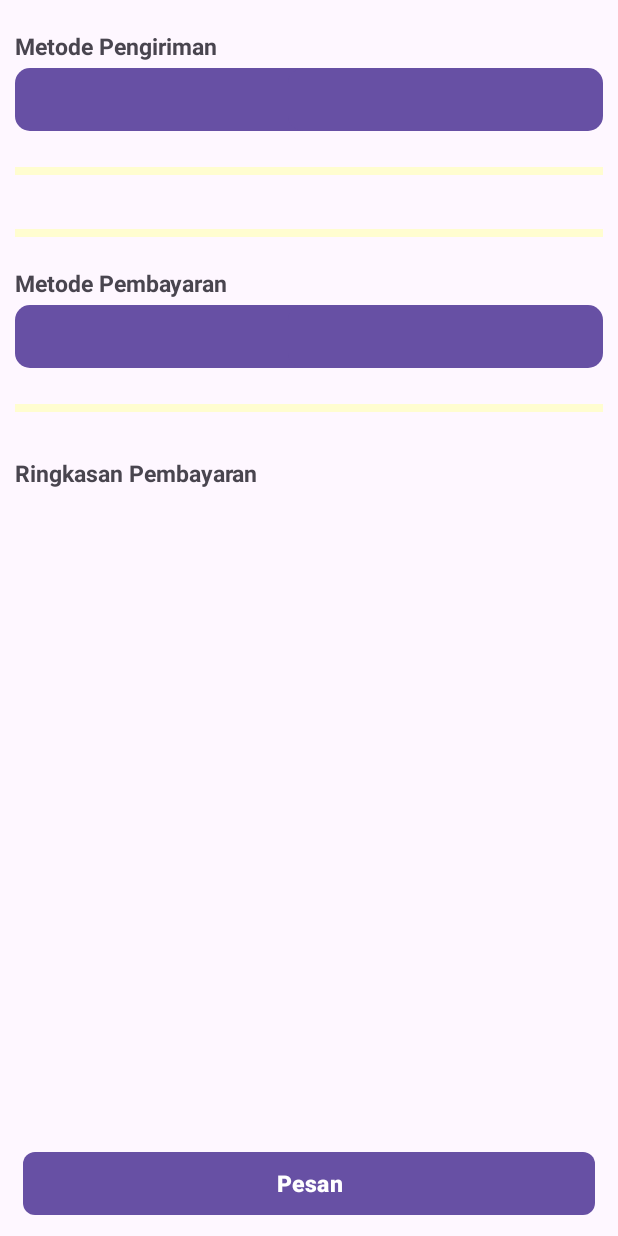
After one commit to andika1720/Challange3, an Android app: the fragment FragmentKonfirmasiPesanan shown on its own in the app's theme, on a phone screen of 412 x 824 dp. The commit adds this screen. Run offline under Robolectric (Android 15) with nearby library versions, the phone set to English and light mode, and no system bars.

Commit message:
ini chapter4

```diff
--- /dev/null
+++ b/app/src/main/java/com/example/challangebinar3/FragmentKonfirmasiPesanan.kt
@@ -0,0 +1,59 @@
+package com.example.challangebinar3
+
+import android.os.Bundle
+import androidx.fragment.app.Fragment
+import android.view.LayoutInflater
+import android.view.View
+import android.view.ViewGroup
+
+// TODO: Rename parameter arguments, choose names that match
+// the fragment initialization parameters, e.g. ARG_ITEM_NUMBER
+private const val ARG_PARAM1 = "param1"
+private const val ARG_PARAM2 = "param2"
+
+/**
+ * A simple [Fragment] subclass.
+ * Use the [FragmentKonfirmasiPesanan.newInstance] factory method to
+ * create an instance of this fragment.
+ */
+class FragmentKonfirmasiPesanan : Fragment() {
+    // TODO: Rename and change types of parameters
+    private var param1: String? = null
+    private var param2: String? = null
+
+    override fun onCreate(savedInstanceState: Bundle?) {
+        super.onCreate(savedInstanceState)
+        arguments?.let {
+            param1 = it.getString(ARG_PARAM1)
+            param2 = it.getString(ARG_PARAM2)
+        }
+    }
+
+    override fun onCreateView(
+        inflater: LayoutInflater, container: ViewGroup?,
+        savedInstanceState: Bundle?
+    ): View? {
+        // Inflate the layout for this fragment
+        return inflater.inflate(R.layout.fragment_konfirmasi_pesanan, container, false)
+    }
+
+    companion object {
+        /**
+         * Use this factory method to create a new instance of
+         * this fragment using the provided parameters.
+         *
+         * @param param1 Parameter 1.
+         * @param param2 Parameter 2.
+         * @return A new instance of fragment FragmentKonfirmasiPesanan.
+         */
+        // TODO: Rename and change types and number of parameters
+        @JvmStatic
+        fun newInstance(param1: String, param2: String) =
+            FragmentKonfirmasiPesanan().apply {
+                arguments = Bundle().apply {
+                    putString(ARG_PARAM1, param1)
+                    putString(ARG_PARAM2, param2)
+                }
+            }
+    }
+}
--- a/app/src/main/java/com/example/challangebinar3/DetailFragmentMenu.kt
+++ b/app/src/main/java/com/example/challangebinar3/fragment/DetailFragmentMenu.kt
@@ -1,4 +1,4 @@
-package com.example.challangebinar3
+package com.example.challangebinar3.fragment
 
 import android.content.ActivityNotFoundException
 import android.content.Intent
@@ -35,7 +35,8 @@ class DetailFragmentMenu : Fragment() {
             // Ini untuk menangkap data dari Home Fragment
             // Karena pake safe args makanya kita pake fromBundle(arguments as Bundle)
             // dia mengambil arguments yang kita buat tadi di my_Nav
-            val data = DetailFragmentMenuArgs.fromBundle(arguments as Bundle)
+            val data =
+                com.example.challangebinar3.fragment.DetailFragmentMenuArgs.fromBundle(arguments as Bundle)
             binding.ivDetail.setImageResource(data.ivDetail)
             binding.nameMenu.text = data.nameMenu
             binding.priceMenu.text = data.priceMenu
--- /dev/null
+++ b/app/src/main/res/drawable/home.xml
@@ -0,0 +1,5 @@
+<vector android:height="24dp" android:tint="#6C6CFF"
+    android:viewportHeight="24" android:viewportWidth="24"
+    android:width="24dp" xmlns:android="http://schemas.android.com/apk/res/android">
+    <path android:fillColor="@android:color/white" android:pathData="M10,20v-6h4v6h5v-8h3L12,3 2,12h3v8z"/>
+</vector>
--- a/app/src/main/res/layout/fragment_home.xml
+++ b/app/src/main/res/layout/fragment_home.xml
@@ -127,7 +127,7 @@
         android:text="@string/list_menu_makanan"
         android:textStyle="bold"
         android:textSize="20sp"
-        android:layout_marginTop="25dp"
+        android:layout_marginTop="15dp"
         app:layout_constraintTop_toBottomOf="@id/horizontal_rev"
         app:layout_constraintStart_toStartOf="@id/horizontal_rev"/>
 
@@ -144,7 +144,7 @@
             android:id="@+id/vertical_rv"
             android:layout_width="0dp"
             android:layout_height="0dp"
-        android:layout_marginStart="20dp"
+            android:layout_marginStart="10dp"
             android:layout_marginTop="10dp"
             android:layout_marginEnd="10dp"
             app:layout_constraintBottom_toBottomOf="parent"
--- /dev/null
+++ b/app/src/main/res/layout/fragment_konfirmasi_pesanan.xml
@@ -0,0 +1,164 @@
+<?xml version="1.0" encoding="utf-8"?>
+<FrameLayout xmlns:android="http://schemas.android.com/apk/res/android"
+    xmlns:tools="http://schemas.android.com/tools"
+    android:layout_width="match_parent"
+    android:layout_height="match_parent"
+    xmlns:app="http://schemas.android.com/apk/res-auto"
+    tools:context=".FragmentKonfirmasiPesanan">
+
+    <androidx.core.widget.NestedScrollView
+        android:layout_width="match_parent"
+        android:layout_height="match_parent">
+        <androidx.constraintlayout.widget.ConstraintLayout
+            android:layout_width="match_parent"
+            android:layout_height="match_parent">
+
+            <TextView
+                android:id="@+id/tv_delivery"
+                android:layout_width="wrap_content"
+                android:layout_height="wrap_content"
+                android:layout_marginStart="10dp"
+                android:layout_marginTop="20dp"
+                android:text="Metode Pengiriman"
+                android:textSize="15sp"
+                android:textStyle="bold"
+                app:layout_constraintTop_toTopOf="parent"
+                app:layout_constraintStart_toStartOf="parent"/>
+            <com.google.android.material.button.MaterialButton
+                android:id="@+id/bt_takeaway"
+                android:layout_width="210dp"
+                android:layout_height="50dp"
+                app:cornerRadius="10dp"
+                android:layout_marginStart="10dp"
+                tools:text="Ambil Sendiri"
+                app:layout_constraintTop_toBottomOf="@id/tv_delivery"
+                app:layout_constraintStart_toStartOf="parent"/>
+            <com.google.android.material.button.MaterialButton
+                android:id="@+id/bt_delivery"
+                android:layout_width="210dp"
+                android:layout_height="50dp"
+                app:cornerRadius="10dp"
+                android:layout_marginEnd="10dp"
+                tools:text="Dikirim"
+                app:layout_constraintTop_toBottomOf="@id/tv_delivery"
+                app:layout_constraintEnd_toEndOf="parent"/>
+            <View
+                android:id="@+id/view_line"
+                android:layout_width="match_parent"
+                android:layout_height="5dp"
+                android:layout_marginEnd="10dp"
+                android:layout_marginStart="10dp"
+                android:layout_marginTop="20dp"
+                app:layout_constraintStart_toStartOf="parent"
+                app:layout_constraintEnd_toEndOf="parent"
+                app:layout_constraintTop_toBottomOf="@id/bt_takeaway"
+                android:background="@color/cream"/>
+            <androidx.constraintlayout.widget.ConstraintLayout
+                android:id="@+id/constraint_confirm"
+                android:layout_width="match_parent"
+                android:layout_height="wrap_content"
+                android:layout_marginTop="16dp"
+                app:layout_constraintStart_toStartOf="parent"
+                app:layout_constraintEnd_toEndOf="parent"
+                app:layout_constraintTop_toBottomOf="@id/view_line">
+
+                <androidx.recyclerview.widget.RecyclerView
+                    android:id="@+id/rv_confirm"
+                    android:layout_width="0dp"
+                    android:layout_height="match_parent"
+                    app:layout_constraintStart_toStartOf="parent"
+                    app:layout_constraintEnd_toEndOf="parent"
+                    app:layout_constraintTop_toTopOf="parent"
+                    app:layout_constraintBottom_toBottomOf="parent"/>
+
+            </androidx.constraintlayout.widget.ConstraintLayout>
+
+            <View
+                android:id="@+id/view_line2"
+                android:layout_width="match_parent"
+                android:layout_height="5dp"
+                android:layout_marginEnd="10dp"
+                android:layout_marginStart="10dp"
+                android:layout_marginTop="20dp"
+                app:layout_constraintStart_toStartOf="parent"
+                app:layout_constraintEnd_toEndOf="parent"
+                app:layout_constraintTop_toBottomOf="@id/constraint_confirm"
+                android:background="@color/cream"/>
+
+            <TextView
+                android:id="@+id/Pembayaran"
+                android:layout_width="wrap_content"
+                android:layout_height="wrap_content"
+                android:text="Metode Pembayaran"
+                android:textSize="15sp"
+                android:textStyle="bold"
+                android:layout_marginTop="20dp"
+                android:layout_marginStart="10dp"
+                app:layout_constraintTop_toBottomOf="@id/view_line2"
+                app:layout_constraintStart_toStartOf="parent"/>
+
+            <com.google.android.material.button.MaterialButton
+                android:id="@+id/bt_Tunai"
+                android:layout_width="210dp"
+                android:layout_height="50dp"
+                app:cornerRadius="10dp"
+                android:layout_marginStart="10dp"
+                tools:text="Tunai"
+                app:layout_constraintTop_toBottomOf="@id/Pembayaran"
+                app:layout_constraintStart_toStartOf="parent"/>
+            <com.google.android.material.button.MaterialButton
+                android:id="@+id/bt_Ewallet"
+                android:layout_width="210dp"
+                android:layout_height="50dp"
+                app:cornerRadius="10dp"
+                android:layout_marginEnd="10dp"
+                tools:text="Dompet Digital"
+                app:layout_constraintTop_toBottomOf="@id/Pembayaran"
+                app:layout_constraintEnd_toEndOf="parent"/>
+
+            <View
+                android:id="@+id/view_line3"
+                android:layout_width="match_parent"
+                android:layout_height="5dp"
+                android:layout_marginEnd="10dp"
+                android:layout_marginStart="10dp"
+                android:layout_marginTop="20dp"
+                app:layout_constraintStart_toStartOf="parent"
+                app:layout_constraintEnd_toEndOf="parent"
+                app:layout_constraintTop_toBottomOf="@id/bt_Tunai"
+                android:background="@color/cream"/>
+
+            <TextView
+                android:id="@+id/Ringkasan_payment"
+                android:layout_width="wrap_content"
+                android:layout_height="wrap_content"
+                android:text="Ringkasan Pembayaran"
+                android:textSize="15sp"
+                android:textStyle="bold"
+                android:layout_marginTop="30dp"
+                android:layout_marginStart="10dp"
+                app:layout_constraintTop_toBottomOf="@id/view_line3"
+                app:layout_constraintStart_toStartOf="parent"/>
+
+
+        </androidx.constraintlayout.widget.ConstraintLayout>
+    </androidx.core.widget.NestedScrollView>
+
+    <androidx.constraintlayout.widget.ConstraintLayout
+        android:layout_width="match_parent"
+        android:layout_height="match_parent">
+
+        <com.google.android.material.button.MaterialButton
+            android:layout_width="match_parent"
+            android:layout_height="50dp"
+            app:layout_constraintBottom_toBottomOf="parent"
+            android:text="@string/pesan"
+            android:textSize="15sp"
+            android:textStyle="bold"
+            android:layout_marginBottom="10dp"
+            android:layout_marginStart="15dp"
+            android:layout_marginEnd="15dp"
+            app:cornerRadius="8dp"
+            tools:ignore="VisualLintButtonSize" />
+    </androidx.constraintlayout.widget.ConstraintLayout>
+</FrameLayout>
--- a/app/src/main/res/layout/grid_vertical.xml
+++ b/app/src/main/res/layout/grid_vertical.xml
@@ -16,7 +16,7 @@
         <ImageView
             android:id="@+id/imagev_menu"
             android:layout_width="154dp"
-            android:layout_height="145dp"
+            android:layout_height="115dp"
             tools:src="@drawable/pizzabck"
             android:scaleType="centerCrop"
             android:layout_marginTop="10dp"
```
Also changed, not shown: app/src/main/java/com/example/challangebinar3/FragmentProfile.kt (added, +59 -0 lines), app/src/main/java/com/example/challangebinar3/MainActivity.kt (+14 -2 lines), app/src/main/java/com/example/challangebinar3/fragment/FragmentCart.kt (added, +26 -0 lines), app/src/main/res/layout/activity_main.xml (+9 -0 lines), app/src/main/res/layout/fragment_cart.xml (added, +67 -0 lines), app/src/main/res/layout/fragment_profile.xml (added, +120 -0 lines), app/src/main/res/layout/item_horizontal.xml (+8 -7 lines), app/src/main/res/menu/nav_menu.xml (added, +15 -0 lines), app/src/main/res/navigation/my_nav.xml (+11 -1 lines), app/src/main/res/values/strings.xml (+8 -0 lines). Lines whose indentation alone changed are shown as unchanged.
